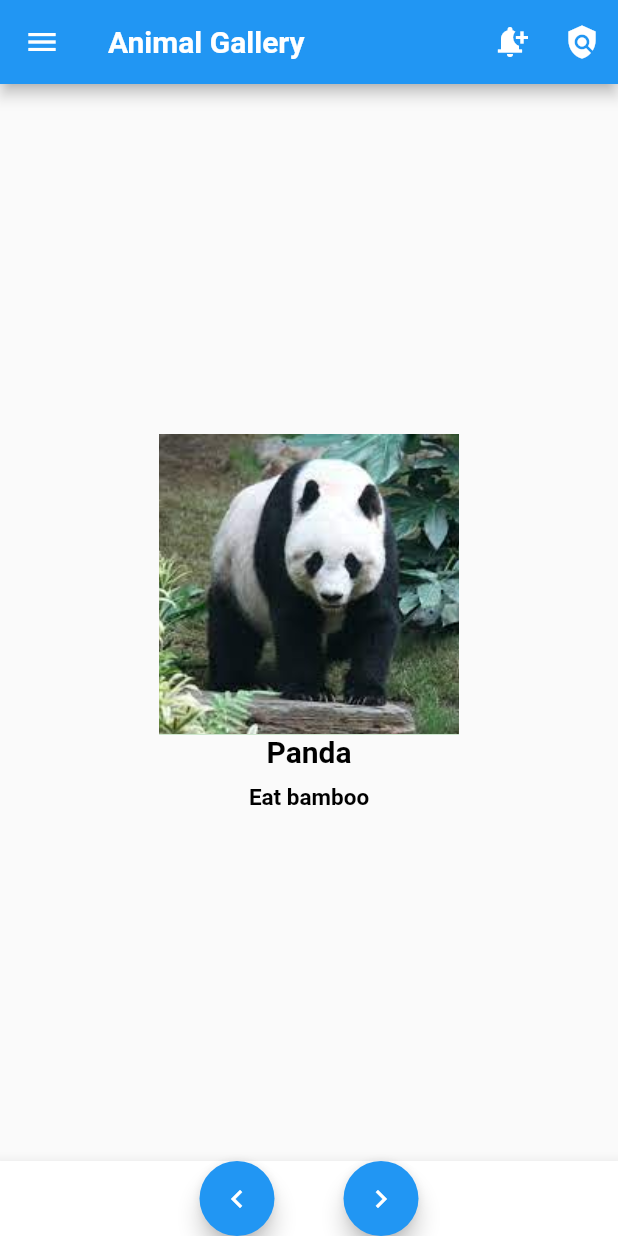
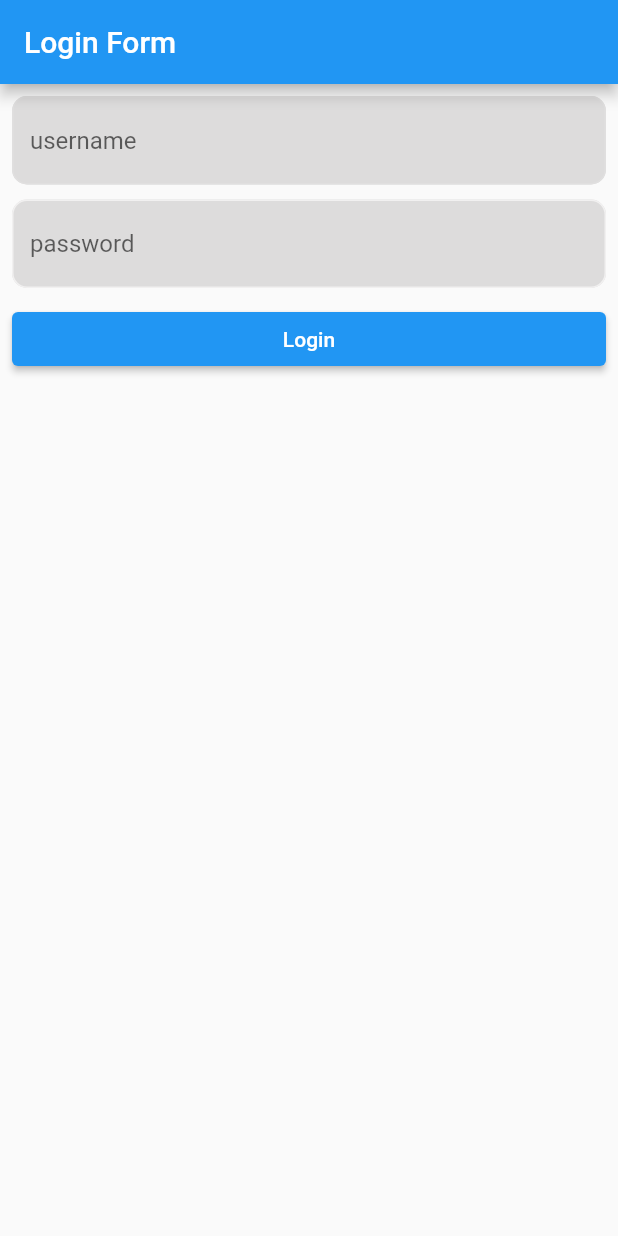
Before and after one commit to Bivek10/animalGallery, a Flutter app: the screen it shows after launch, on a phone screen of 412 x 824 dp. Run offline on Flutter 3.47's test engine with Material 2 defaults, Android fonts, the phone set to English and light mode, and no system bars.

```diff
--- /dev/null
+++ b/lib/login_page.dart
@@ -0,0 +1,84 @@
+import 'package:appone/add_todo.dart';
+import 'package:flutter/material.dart';
+import 'package:flutter/src/foundation/key.dart';
+import 'package:flutter/src/widgets/framework.dart';
+
+class LoginForm extends StatefulWidget {
+  const LoginForm({Key? key}) : super(key: key);
+
+  @override
+  State<LoginForm> createState() => _LoginFormState();
+}
+
+class _LoginFormState extends State<LoginForm> {
+  @override
+  Widget build(BuildContext context) {
+    return Scaffold(
+      appBar: AppBar(
+        title: Text("Login Form"),
+      ),
+      body: Padding(
+        padding: const EdgeInsets.all(8.0),
+        child: ListView(
+          children: [
+            TextFormField(
+              decoration: InputDecoration(
+                hintText: "username",
+                border: InputBorder.none,
+                fillColor: Color.fromARGB(255, 221, 220, 220),
+                focusColor: Colors.grey,
+                filled: true,
+                focusedBorder: OutlineInputBorder(
+                  borderRadius: BorderRadius.circular(10),
+                  borderSide: BorderSide(
+                    color: Color.fromARGB(255, 224, 223, 223),
+                  ),
+                ),
+                enabledBorder: OutlineInputBorder(
+                  borderRadius: BorderRadius.circular(10),
+                  borderSide: BorderSide(
+                    color: Color.fromARGB(255, 224, 223, 223),
+                  ),
+                ),
+              ),
+            ),
+            SizedBox(
+              height: 10,
+            ),
+            TextFormField(
+              decoration: InputDecoration(
+                hintText: "password",
+                border: InputBorder.none,
+                fillColor: Color.fromARGB(255, 221, 220, 220),
+                focusColor: Colors.grey,
+                filled: true,
+                focusedBorder: OutlineInputBorder(
+                    borderRadius: BorderRadius.circular(10),
+                    borderSide:
+                        BorderSide(color: Color.fromARGB(255, 229, 229, 229))),
+                enabledBorder: OutlineInputBorder(
+                    borderRadius: BorderRadius.circular(10),
+                    borderSide:
+                        BorderSide(color: Color.fromARGB(255, 241, 240, 240))),
+              ),
+            ),
+            SizedBox(
+              height: 10,
+            ),
+            ElevatedButton(
+              onPressed: () {
+                Navigator.push(
+                  context,
+                  MaterialPageRoute(
+                    builder: (context) => ProfilePage(),
+                  ),
+                );
+              },
+              child: Text("Login"),
+            )
+          ],
+        ),
+      ),
+    );
+  }
+}
--- a/lib/main.dart
+++ b/lib/main.dart
@@ -1,7 +1,10 @@
 // ignore_for_file: avoid_unnecessary_containers
 
-import 'package:flutter/cupertino.dart';
+import 'package:appone/circular_avatar.dart';
+import 'package:appone/stack_widget.dart';
 import 'package:flutter/material.dart';
+
+import 'login_page.dart';
 
 void main() {
   runApp(const MyApp());
@@ -14,7 +17,9 @@ class MyApp extends StatelessWidget {
   Widget build(BuildContext context) {
     return const MaterialApp(
       debugShowCheckedModeBanner: false,
-      home: HomePage(),
+      // home: HomePage(),
+      // home: StackExample(),
+      home: LoginForm(),
     );
   }
 }
@@ -118,9 +123,6 @@ class _HomePageState extends State<HomePage> {
                 },
                 child: Icon(Icons.chevron_left),
               ),
-              SizedBox(
-                width: 40,
-              ),
               FloatingActionButton(
                 onPressed: () {
                   setState(() {
```
Also changed, not shown: lib/add_todo.dart (added, +97 -0 lines), lib/circular_avatar.dart (added, +79 -0 lines), lib/stack_widget.dart (added, +63 -0 lines), lib/view_todo.dart (added, +46 -0 lines), 1 other file.
